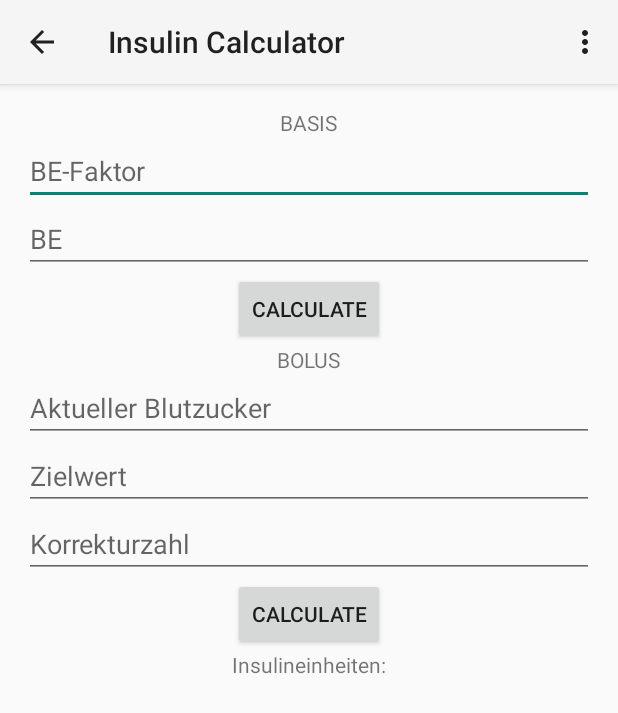
After one commit to anstaendig/EISSS15GellertHolter, an Android app: the InsulinCalculatorActivity screen opened directly, with no data from a screen before it, on a phone screen of 412 x 824 dp. The commit adds this screen. Shown: the top 713 px of the screen. Run offline under Robolectric (Android 15) with nearby library versions, the phone set to English and light mode, and no system bars.

Commit message:
PoC insulincalculator implementiert, projektplan hochgeladen, poc dokumentation hochgeladen

```diff
--- a/ProofOfConcepts/clients/kids/app/src/main/AndroidManifest.xml
+++ b/ProofOfConcepts/clients/kids/app/src/main/AndroidManifest.xml
@@ -50,6 +50,14 @@
                 android:name="android.support.PARENT_ACTIVITY"
                 android:value="de.fh_koeln.gellert_holter.dms.activities.MainActivity" />
         </activity>
+        <activity
+            android:name=".activities.InsulinCalculatorActivity"
+            android:label="Insulin Calculator"
+            android:parentActivityName=".activities.MainActivity" >
+            <meta-data
+                android:name="android.support.PARENT_ACTIVITY"
+                android:value="de.fh_koeln.gellert_holter.dms.activities.MainActivity" />
+        </activity>
     </application>
 
 </manifest>
--- /dev/null
+++ b/ProofOfConcepts/clients/kids/app/src/main/java/de/fh_koeln/gellert_holter/dms/activities/InsulinCalculatorActivity.java
@@ -0,0 +1,80 @@
+package de.fh_koeln.gellert_holter.dms.activities;
+
+import android.support.v7.app.ActionBarActivity;
+import android.os.Bundle;
+import android.view.Menu;
+import android.view.MenuItem;
+import android.view.View;
+import android.widget.EditText;
+import android.widget.TextView;
+
+import java.text.DecimalFormat;
+
+import de.fh_koeln.gellert_holter.dms.R;
+
+public class InsulinCalculatorActivity extends ActionBarActivity {
+
+    EditText be;
+    EditText beFaktor;
+    EditText blutZucker;
+    EditText zielWert;
+    EditText korrekturZahl;
+
+    TextView result;
+
+    DecimalFormat numberFormat;
+
+    @Override
+    protected void onCreate(Bundle savedInstanceState) {
+        super.onCreate(savedInstanceState);
+        setContentView(R.layout.activity_insulin_calculator);
+        be = (EditText) findViewById(R.id.be);
+        beFaktor = (EditText) findViewById(R.id.beFaktor);
+        blutZucker = (EditText) findViewById(R.id.blutzucker);
+        zielWert = (EditText) findViewById(R.id.zielwert);
+        korrekturZahl = (EditText) findViewById(R.id.korrekturzahl);
+
+        result = (TextView) findViewById(R.id.result);
+
+        numberFormat = new DecimalFormat("#.00");
+    }
+
+    @Override
+    public boolean onCreateOptionsMenu(Menu menu) {
+        // Inflate the menu; this adds items to the action bar if it is present.
+        getMenuInflater().inflate(R.menu.menu_insulin_calculatora, menu);
+        return true;
+    }
+
+    @Override
+    public boolean onOptionsItemSelected(MenuItem item) {
+        // Handle action bar item clicks here. The action bar will
+        // automatically handle clicks on the Home/Up button, so long
+        // as you specify a parent activity in AndroidManifest.xml.
+        int id = item.getItemId();
+
+        //noinspection SimplifiableIfStatement
+        if (id == R.id.action_settings) {
+            return true;
+        }
+
+        return super.onOptionsItemSelected(item);
+    }
+
+    public void calculateBasis(View view) {
+
+        double beDouble = Double.parseDouble(be.getText().toString());
+        double beFaktorDouble = Double.parseDouble(beFaktor.getText().toString());
+        double ie = beDouble * beFaktorDouble;
+        result.setText(numberFormat.format(ie));
+    }
+
+    public void calculateBolus(View view) {
+
+        double blutZuckerDouble = Double.parseDouble(blutZucker.getText().toString());
+        double zielWertDouble = Double.parseDouble(zielWert.getText().toString());
+        double korrekturZahlDouble = Double.parseDouble(korrekturZahl.getText().toString());
+        double ie = (blutZuckerDouble - zielWertDouble) / korrekturZahlDouble;
+        result.setText(numberFormat.format(ie));
+    }
+}
--- a/ProofOfConcepts/clients/kids/app/src/main/java/de/fh_koeln/gellert_holter/dms/activities/MainActivity.java
+++ b/ProofOfConcepts/clients/kids/app/src/main/java/de/fh_koeln/gellert_holter/dms/activities/MainActivity.java
@@ -60,4 +60,10 @@ public class MainActivity extends ActionBarActivity {
         Intent intent = new Intent(this, ActivityCommunicationActivity.class);
         startActivity(intent);
     }
+
+    public void startActivityInsulinCalculatorActivity(View view) {
+        Intent intent = new Intent(this, InsulinCalculatorActivity.class);
+        startActivity(intent);
+    }
+
 }
--- /dev/null
+++ b/ProofOfConcepts/clients/kids/app/src/main/res/layout/activity_insulin_calculator.xml
@@ -0,0 +1,98 @@
+<LinearLayout xmlns:android="http://schemas.android.com/apk/res/android"
+    xmlns:tools="http://schemas.android.com/tools" android:layout_width="match_parent"
+    android:layout_height="match_parent" android:paddingLeft="@dimen/activity_horizontal_margin"
+    android:paddingRight="@dimen/activity_horizontal_margin"
+    android:paddingTop="@dimen/activity_vertical_margin"
+    android:paddingBottom="@dimen/activity_vertical_margin"
+    android:orientation="vertical"
+    tools:context="de.fh_koeln.gellert_holter.dms.activities.InsulinCalculatorActivity">
+
+    <TextView android:text="BASIS" android:layout_width="wrap_content"
+        android:layout_height="wrap_content"
+        android:id="@+id/textView"
+        android:layout_gravity="center_horizontal" />
+
+    <EditText
+        android:layout_width="match_parent"
+        android:layout_height="wrap_content"
+        android:inputType="numberDecimal"
+        android:ems="10"
+        android:id="@+id/beFaktor"
+        android:hint="BE-Faktor" />
+
+    <EditText
+        android:layout_width="match_parent"
+        android:layout_height="wrap_content"
+        android:inputType="numberDecimal"
+        android:ems="10"
+        android:id="@+id/be"
+        android:layout_gravity="center_horizontal"
+        android:hint="BE" />
+
+    <Button
+        android:layout_width="wrap_content"
+        android:layout_height="wrap_content"
+        android:text="Calculate"
+        android:id="@+id/button"
+        android:layout_below="@+id/textView"
+        android:layout_alignParentLeft="true"
+        android:layout_alignParentStart="true"
+        android:layout_gravity="center_horizontal"
+        android:onClick="calculateBasis"/>
+
+    <TextView
+        android:layout_width="wrap_content"
+        android:layout_height="wrap_content"
+        android:text="BOLUS"
+        android:id="@+id/textView2"
+        android:layout_gravity="center_horizontal" />
+
+    <EditText
+        android:layout_width="match_parent"
+        android:layout_height="wrap_content"
+        android:inputType="number"
+        android:ems="10"
+        android:id="@+id/blutzucker"
+        android:layout_gravity="center_horizontal"
+        android:hint="Aktueller Blutzucker" />
+
+    <EditText
+        android:layout_width="match_parent"
+        android:layout_height="wrap_content"
+        android:inputType="number"
+        android:ems="10"
+        android:id="@+id/zielwert"
+        android:layout_gravity="center_horizontal"
+        android:hint="Zielwert" />
+
+    <EditText
+        android:layout_width="match_parent"
+        android:layout_height="wrap_content"
+        android:inputType="number"
+        android:ems="10"
+        android:id="@+id/korrekturzahl"
+        android:layout_gravity="center_horizontal"
+        android:hint="Korrekturzahl" />
+
+    <Button
+        android:layout_width="wrap_content"
+        android:layout_height="wrap_content"
+        android:text="CALCULATE"
+        android:id="@+id/button2"
+        android:layout_gravity="center_horizontal"
+        android:onClick="calculateBolus"/>
+
+    <TextView
+        android:layout_width="wrap_content"
+        android:layout_height="wrap_content"
+        android:text="Insulineinheiten:"
+        android:id="@+id/textView3"
+        android:layout_gravity="center_horizontal" />
+
+    <TextView
+        android:layout_width="wrap_content"
+        android:layout_height="wrap_content"
+        android:id="@+id/result"
+        android:layout_gravity="center_horizontal" />
+
+</LinearLayout>
--- a/ProofOfConcepts/clients/kids/app/src/main/res/layout/activity_main.xml
+++ b/ProofOfConcepts/clients/kids/app/src/main/res/layout/activity_main.xml
@@ -33,4 +33,12 @@
         android:layout_gravity="center_horizontal"
         android:onClick="startActivityCommunicationActivity"
         android:text="@string/ActivityCommunication" />
+
+    <Button
+        android:layout_width="wrap_content"
+        android:layout_height="wrap_content"
+        android:text="Insulin calculator"
+        android:id="@+id/startInsulin"
+        android:layout_gravity="center_horizontal"
+        android:onClick="startActivityInsulinCalculatorActivity"/>
 </LinearLayout>
--- /dev/null
+++ b/ProofOfConcepts/clients/kids/app/src/main/res/menu/menu_insulin_calculatora.xml
@@ -0,0 +1,7 @@
+<menu xmlns:android="http://schemas.android.com/apk/res/android"
+    xmlns:app="http://schemas.android.com/apk/res-auto"
+    xmlns:tools="http://schemas.android.com/tools"
+    tools:context="de.fh_koeln.gellert_holter.dms.activities.InsulinCalculatorActivity">
+    <item android:id="@+id/action_settings" android:title="@string/action_settings"
+        android:orderInCategory="100" app:showAsAction="never" />
+</menu>
--- a/ProofOfConcepts/clients/kids/app/src/main/res/values/strings.xml
+++ b/ProofOfConcepts/clients/kids/app/src/main/res/values/strings.xml
@@ -22,11 +22,14 @@
     <string name="Name">First name</string>
     <string name="LastName">Last name</string>
 
-    <string name="title_activity_data_storage">DataStorageActivity</string>
+    <string name="title_activity_data_storage">Data Storage</string>
     <string name="dataStorageText">Enter a string that will be saved to internal data storage!</string>
     <string name="save">save</string>
     <string name="readText">Content of file</string>
     <string name="read">read</string>
 
-    <string name="title_activity_activity_communication">ActivityCommunicationActivity</string>
+    <string name="title_activity_activity_communication">Activity Communication</string>
+    <string name="title_activity_insulin_calculator">Insulin Calculator </string>
+
+    <string name="hello_world">Hello world!</string>
 </resources>
```
Also changed, not shown: 3 other files.
